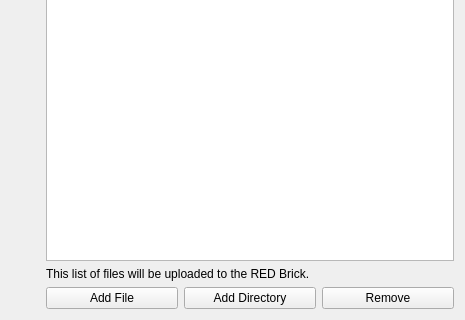
Before: the Qt Designer form src/brickv/plugin_system/plugins/red/ui/program_page_files.ui in Tinkerforge/brickv, drawn with Qt 5; both pictures show x 0 to 465 and y 181 to 501 of the 465 by 501 pixel window.
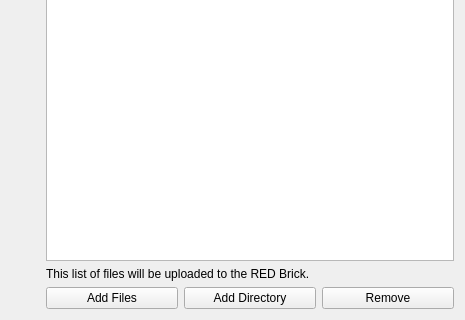
After: the same form once the commit is applied.

Commit message: red-brick: Sync file dialog titles with opening button titles

```diff
--- a/src/brickv/plugin_system/plugins/red/ui/program_page_files.ui
+++ b/src/brickv/plugin_system/plugins/red/ui/program_page_files.ui
@@ -32,7 +32,7 @@
      <item row="2" column="1">
       <widget class="QPushButton" name="button_add_files">
        <property name="text">
-        <string>Add File</string>
+        <string>Add Files</string>
        </property>
       </widget>
      </item>
```
The commit also changes 1 other file.
